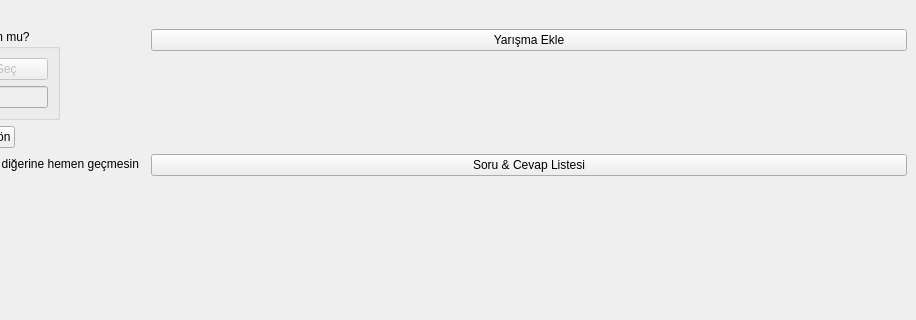
Qt form stackedwidget.ui (atakli/BilgiYarismasi) before a commit; both pictures show x 91 to 1007 and y 0 to 320 of the 1007 by 841 pixel window.
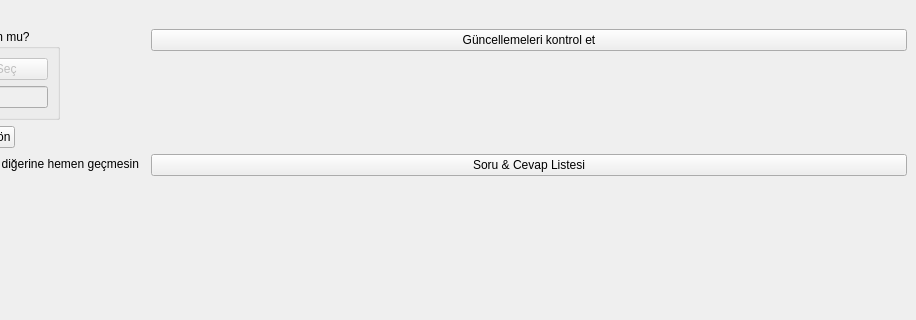
The same form after that commit. The open tabs and pages were chosen to show the change.

Diff of the .ui file:
```diff
--- a/stackedwidget.ui
+++ b/stackedwidget.ui
@@ -81,7 +81,7 @@
     <item row="1" column="1">
      <widget class="QPushButton" name="addCompetitionButton">
       <property name="text">
-       <string>Yarışma Ekle</string>
+       <string>Güncellemeleri kontrol et</string>
       </property>
      </widget>
     </item>
```
Left out of the diff: 4 changed lines with no effect on the pictures.
